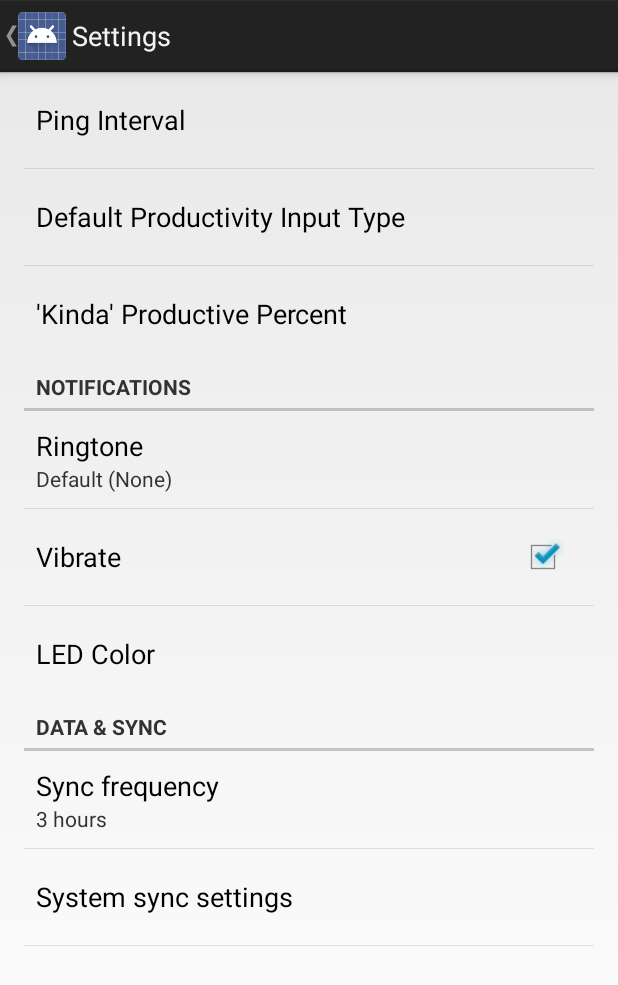
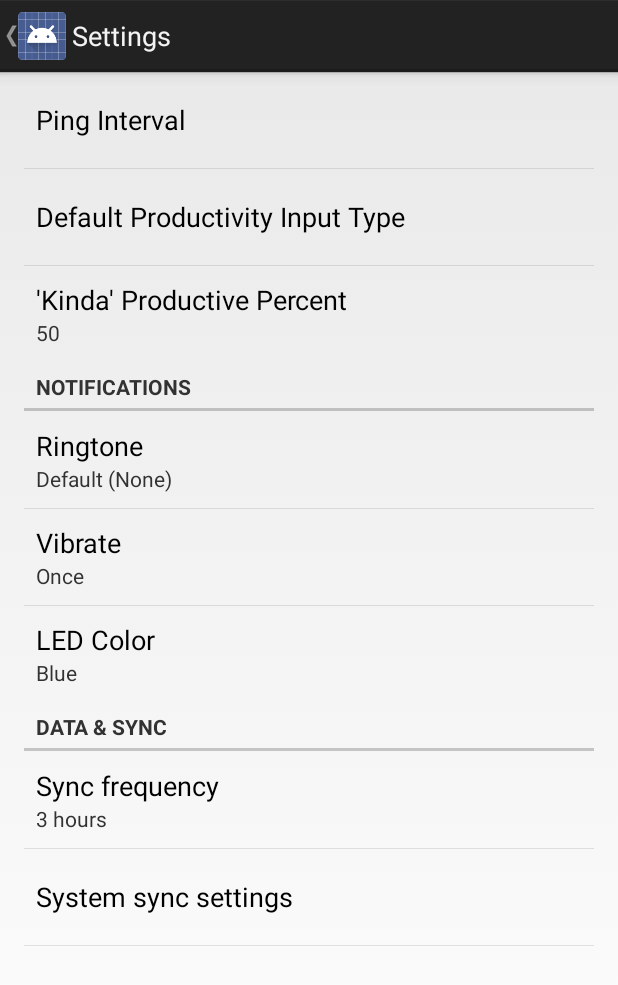
Before and after one commit to psybuzz/Where-Did-the-Time-Go, an Android app: the SettingsActivity screen opened directly, with no data from a screen before it, on a phone screen of 412 x 824 dp. Shown: the top 985 px of the screen. Run offline under Robolectric (Android 15) with nearby library versions, the phone set to English and light mode, and no system bars.

Commit message:
Preference functionality

```diff
--- a/app/src/main/java/wdttg/wheredidthetimego/SettingsActivity.java
+++ b/app/src/main/java/wdttg/wheredidthetimego/SettingsActivity.java
@@ -118,7 +118,12 @@ public class SettingsActivity extends PreferenceActivity {
         // Bind the summaries of EditText/List/Dialog/Ringtone preferences to
         // their values. When their values change, their summaries are updated
         // to reflect the new value, per the Android Design guidelines.
+        bindPreferenceSummaryToValue(findPreference("interval_list"));
+        bindPreferenceSummaryToValue(findPreference("input_mode"));
+        bindPreferenceSummaryToValue(findPreference("somewhat_percent"));
+        bindPreferenceSummaryToValue(findPreference("notifications_new_message_vibrate"));
         bindPreferenceSummaryToValue(findPreference("notifications_new_message_ringtone"));
+        bindPreferenceSummaryToValue(findPreference("notifications_led_color"));
         bindPreferenceSummaryToValue(findPreference("sync_frequency"));
     }
 
--- a/app/src/main/java/wdttg/wheredidthetimego/buttonChooser.java
+++ b/app/src/main/java/wdttg/wheredidthetimego/buttonChooser.java
@@ -1,8 +1,10 @@
 package wdttg.wheredidthetimego;
 
 import android.app.Activity;
+import android.content.SharedPreferences;
 import android.net.Uri;
 import android.os.Bundle;
+import android.preference.PreferenceManager;
 import android.support.v4.app.Fragment;
 import android.view.LayoutInflater;
 import android.view.View;
@@ -90,7 +92,9 @@ public class ButtonChooser extends Fragment {
         somewhatButton.setOnClickListener(new View.OnClickListener() {
             @Override
             public void onClick(View view) {
-                mListener.onButtonFragmentInteraction(50);
+                SharedPreferences prefs = PreferenceManager.getDefaultSharedPreferences(view.getContext());
+                int somewhatValue = prefs.getInt("somewhat_percent", 50 /* default value */);
+                mListener.onButtonFragmentInteraction(somewhatValue);
             }
         });
         unprodButton.setOnClickListener(new View.OnClickListener() {
--- a/app/src/main/res/values/strings_activity_settings.xml
+++ b/app/src/main/res/values/strings_activity_settings.xml
@@ -98,6 +98,16 @@
     <string name="pref_ringtone_silent">Silent</string>
 
     <string name="pref_title_vibrate">Vibrate</string>
+    <string-array name="pref_vibrate_titles">
+        <item>Once</item>
+        <item>Twice</item>
+        <item>Thrice</item>
+    </string-array>
+    <string-array name="pref_vibrate_values">
+        <item>1</item>
+        <item>2</item>
+        <item>3</item>
+    </string-array>
 
     <string name="pref_title_led_color">LED Color</string>
     <string-array name="pref_led_color_titles">
--- a/app/src/main/res/xml/pref_notification.xml
+++ b/app/src/main/res/xml/pref_notification.xml
@@ -9,10 +9,12 @@
         android:defaultValue="content://settings/system/notification_sound" />
 
     <!-- NOTE: This preference will be enabled only when the checkbox above is checked. -->
-    <CheckBoxPreference
+    <ListPreference
         android:key="notifications_new_message_vibrate"
         android:title="@string/pref_title_vibrate"
-        android:defaultValue="true" />
+        android:entries="@array/pref_vibrate_titles"
+        android:entryValues="@array/pref_vibrate_values"
+        android:defaultValue="1" />
 
     <ListPreference
         android:key="notifications_led_color"
```
Also changed, not shown: app/src/main/java/wdttg/wheredidthetimego/SliderActivity.java (+12 -2 lines).
